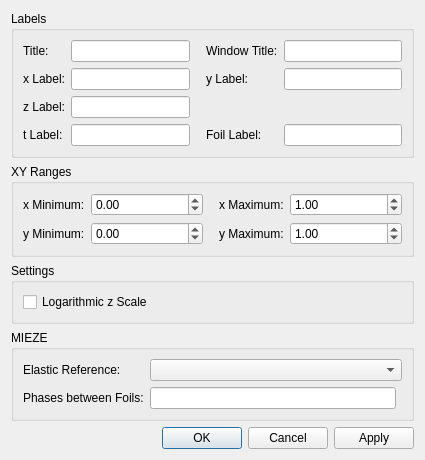
First picture: the form in ui/plot_properties.ui, repository tweber-ill/frm_mirror-miezetools, before the edit.
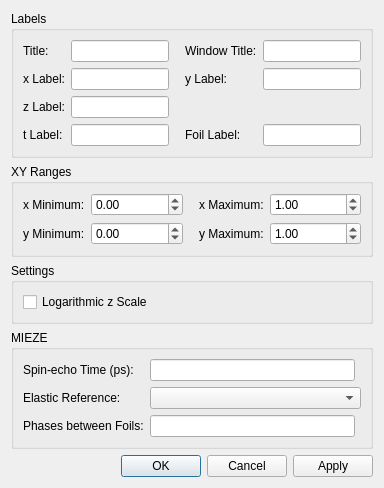
Second picture: the form after the edit.

Commit message: continued with plot combining

What changed in the file:
```diff
--- a/ui/plot_properties.ui
+++ b/ui/plot_properties.ui
@@ -6,8 +6,8 @@
    <rect>
     <x>0</x>
     <y>0</y>
-    <width>425</width>
-    <height>413</height>
+    <width>384</width>
+    <height>429</height>
    </rect>
   </property>
   <property name="windowTitle">
@@ -260,26 +260,36 @@
       <bool>false</bool>
      </property>
      <layout class="QGridLayout" name="gridLayout_4">
-      <item row="0" column="1" colspan="2">
+      <item row="1" column="1" colspan="2">
        <widget class="QComboBox" name="comboRef"/>
       </item>
-      <item row="0" column="0">
+      <item row="1" column="0">
        <widget class="QLabel" name="labelRef">
         <property name="text">
          <string>Elastic Reference:</string>
         </property>
        </widget>
       </item>
-      <item row="1" column="0">
+      <item row="2" column="0">
        <widget class="QLabel" name="labelPhases">
         <property name="text">
          <string>Phases between Foils:</string>
         </property>
        </widget>
       </item>
-      <item row="1" column="1">
+      <item row="2" column="1">
        <widget class="QLineEdit" name="editPhases"/>
       </item>
+      <item row="0" column="0">
+       <widget class="QLabel" name="labelTau">
+        <property name="text">
+         <string>Spin-echo Time (ps):</string>
+        </property>
+       </widget>
+      </item>
+      <item row="0" column="1">
+       <widget class="QLineEdit" name="editTau"/>
+      </item>
      </layout>
     </widget>
    </item>
```
The commit also changes 7 other files.
